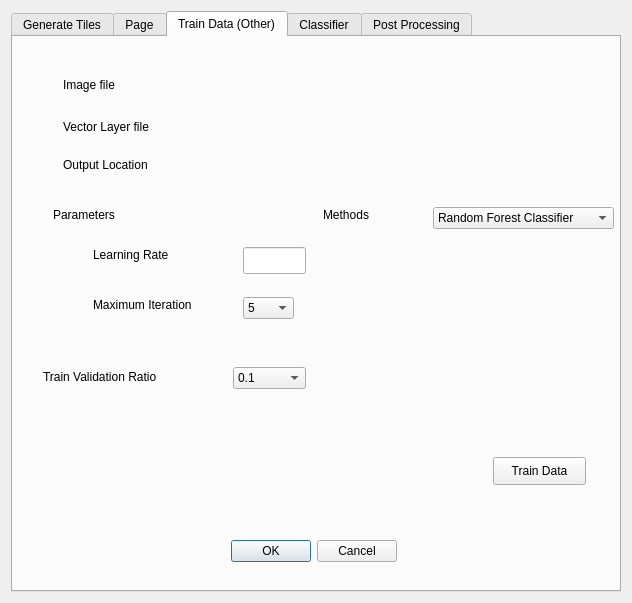
Above: RandomForestClassifier_dialog_base.ui from atishayjn/QGIS-Plugin before the change. Below: the same form after it.
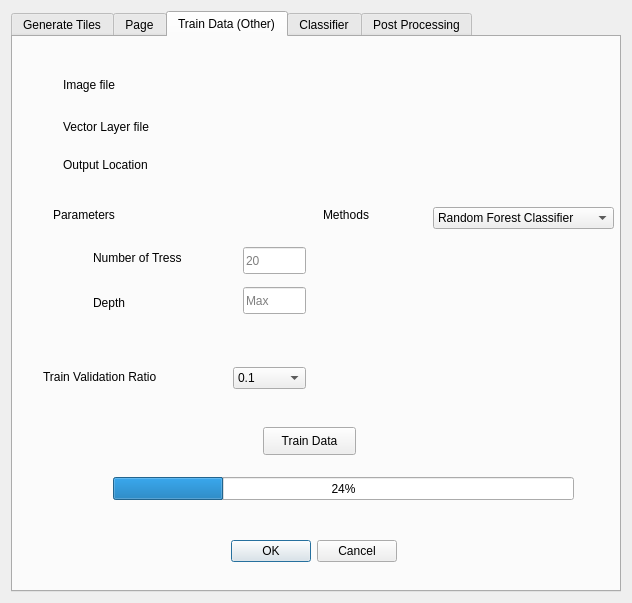
That is the form after the change. The open tabs and pages were chosen to show the change. Custom widgets are drawn as their Qt base class.

Commit message: RFC Training Tab Part-1

```diff
--- a/RandomForestClassifier_dialog_base.ui
+++ b/RandomForestClassifier_dialog_base.ui
@@ -653,67 +653,7 @@
         </rect>
        </property>
       </widget>
-      <widget class="QComboBox" name="Iteration_comboBox_3">
-       <property name="geometry">
-        <rect>
-         <x>230</x>
-         <y>260</y>
-         <width>51</width>
-         <height>22</height>
-        </rect>
-       </property>
-       <item>
-        <property name="text">
-         <string>5</string>
-        </property>
-       </item>
-       <item>
-        <property name="text">
-         <string>10</string>
-        </property>
-       </item>
-       <item>
-        <property name="text">
-         <string>15</string>
-        </property>
-       </item>
-       <item>
-        <property name="text">
-         <string>20</string>
-        </property>
-       </item>
-       <item>
-        <property name="text">
-         <string>25</string>
-        </property>
-       </item>
-       <item>
-        <property name="text">
-         <string>30</string>
-        </property>
-       </item>
-       <item>
-        <property name="text">
-         <string>35</string>
-        </property>
-       </item>
-       <item>
-        <property name="text">
-         <string>40</string>
-        </property>
-       </item>
-       <item>
-        <property name="text">
-         <string>45</string>
-        </property>
-       </item>
-       <item>
-        <property name="text">
-         <string>50</string>
-        </property>
-       </item>
-      </widget>
-      <widget class="QgsFileWidget" name="Output_Field_3">
+      <widget class="QgsFileWidget" name="train_output">
        <property name="geometry">
         <rect>
          <x>320</x>
@@ -726,8 +666,8 @@
       <widget class="QPushButton" name="Train_Button_3">
        <property name="geometry">
         <rect>
-         <x>480</x>
-         <y>420</y>
+         <x>250</x>
+         <y>390</y>
          <width>93</width>
          <height>28</height>
         </rect>
@@ -740,13 +680,13 @@
        <property name="geometry">
         <rect>
          <x>80</x>
-         <y>260</y>
+         <y>250</y>
          <width>111</width>
-         <height>16</height>
+         <height>31</height>
         </rect>
        </property>
        <property name="text">
-        <string>Maximum Iteration</string>
+        <string>Depth</string>
        </property>
       </widget>
       <widget class="QLabel" name="label_29">
@@ -818,12 +758,12 @@
         <rect>
          <x>80</x>
          <y>210</y>
-         <width>91</width>
-         <height>16</height>
+         <width>121</width>
+         <height>21</height>
         </rect>
        </property>
        <property name="text">
-        <string>Learning Rate</string>
+        <string>Number of Tress</string>
        </property>
       </widget>
       <widget class="QLabel" name="label_33">
@@ -848,6 +788,12 @@
          <height>27</height>
         </rect>
        </property>
+       <property name="placeholderText">
+        <string>20</string>
+       </property>
+       <property name="defaultValue">
+        <string>20</string>
+       </property>
        <property name="qgisRelation" stdset="0">
         <string notr="true"/>
        </property>
@@ -865,6 +811,44 @@
         <string>Output Location</string>
        </property>
       </widget>
+      <widget class="QgsFilterLineEdit" name="train_RFC_Depth">
+       <property name="geometry">
+        <rect>
+         <x>230</x>
+         <y>250</y>
+         <width>63</width>
+         <height>27</height>
+        </rect>
+       </property>
+       <property name="placeholderText">
+        <string>Max</string>
+       </property>
+       <property name="clearButtonEnabled">
+        <bool>true</bool>
+       </property>
+       <property name="nullValue">
+        <string>None</string>
+       </property>
+       <property name="defaultValue">
+        <string>None</string>
+       </property>
+       <property name="qgisRelation" stdset="0">
+        <string notr="true"/>
+       </property>
+      </widget>
+      <widget class="QProgressBar" name="train_progressBar">
+       <property name="geometry">
+        <rect>
+         <x>100</x>
+         <y>440</y>
+         <width>461</width>
+         <height>23</height>
+        </rect>
+       </property>
+       <property name="value">
+        <number>24</number>
+       </property>
+      </widget>
      </widget>
      <widget class="QWidget" name="tab_2">
       <attribute name="title">
```
Left out of the diff: 37 changed lines with no effect on the pictures. The commit also changes 4 other files.
